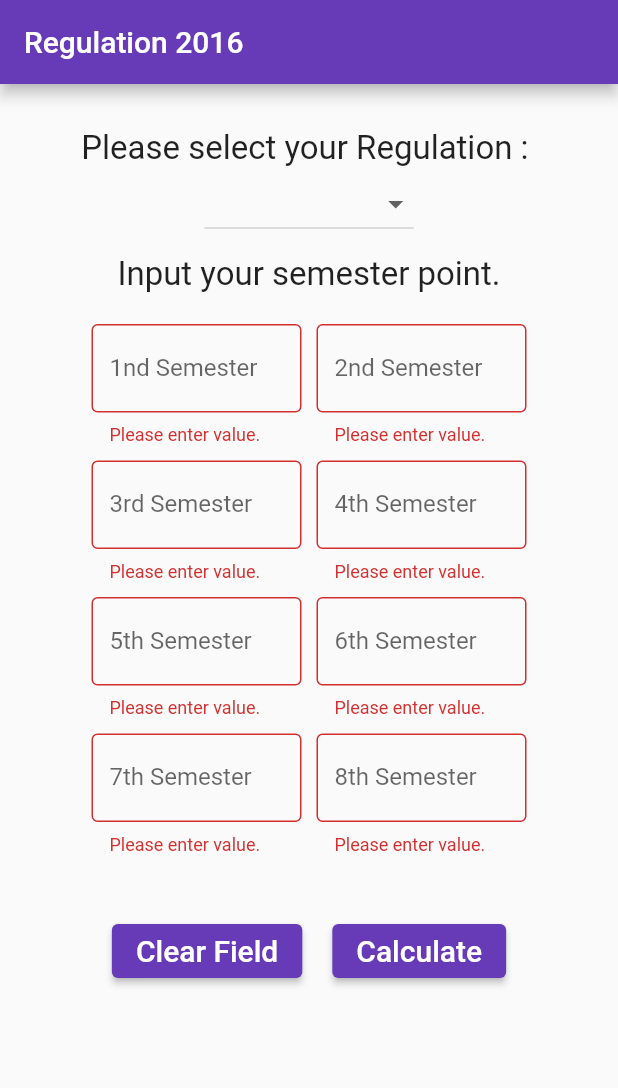
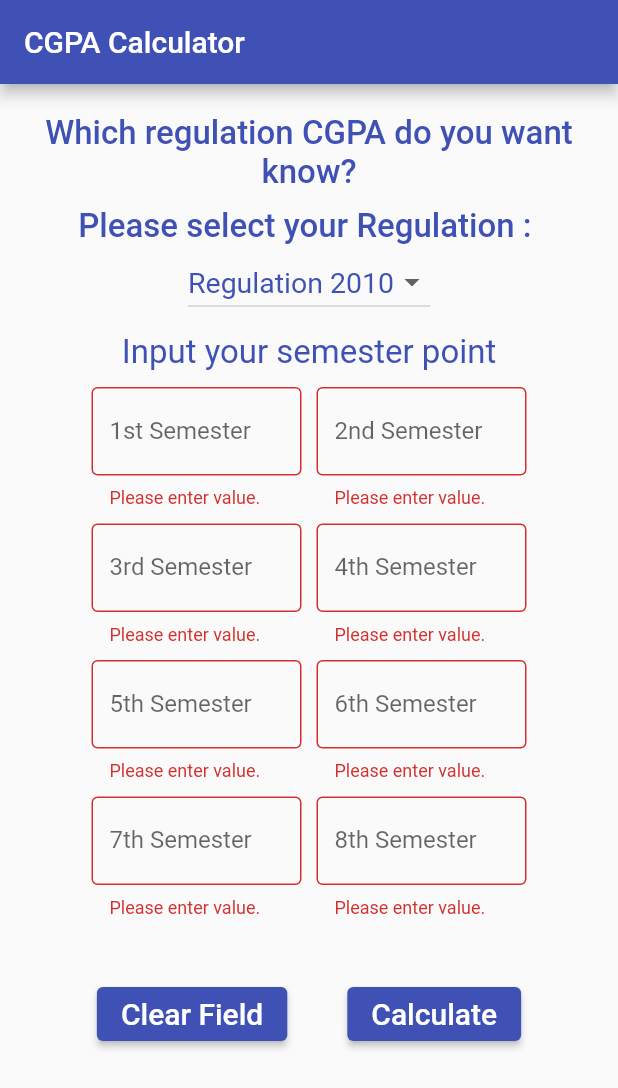
Before and after one commit to IfranTuhin/CGPA-Calculator, a Flutter app: the screen it shows after launch, after a tap on "Calculate", on a phone screen of 412 x 824 dp. Shown: the top 1088 px of the screen. Run offline on Flutter 3.47's test engine with Material 2 defaults, Android fonts, the phone set to English and light mode, and no system bars.

Commit message:
add-regulation

```diff
--- a/lib/Screen/cgpa_screen.dart
+++ b/lib/Screen/cgpa_screen.dart
@@ -22,21 +22,7 @@ class _CgpaScreenState extends State<CgpaScreen> {
   TextEditingController sevenSemesterController = TextEditingController();
   TextEditingController eightSemesterController = TextEditingController();
 
-  // ----> Regulation drop down menu item <----
-  List regulationDropDownList = [
-    {'title': 'Regulation 2010', 'value': '2010'},
-    {'title': 'Regulation 2016', 'value': '2016'},
-    {'title': 'Regulation 2022', 'value': '2022'},
-  ];
 
-  // List dropDownListData = [
-  //   {"title": "BCA", "value": "1"},
-  //   {"title": "MCA", "value": "2"},
-  //   {"title": "B.Tech", "value": "3"},
-  //   {"title": "M.Tech", "value": "4"},
-  // ];
-
-  String defaultValue = '';
 
   @override
   Widget build(BuildContext context) {
@@ -44,13 +30,14 @@ class _CgpaScreenState extends State<CgpaScreen> {
     // provider
     final data = Provider.of<CalculateCgpa>(context);
 
+
     // Global key for form validation
     final GlobalKey<FormState> globalKey = GlobalKey<FormState>();
 
     return Scaffold(
       appBar: AppBar(
-        title: const Text('Regulation 2016'),
-        backgroundColor: Colors.deepPurple,
+        title: const Text('CGPA Calculator'),
+        backgroundColor: Colors.indigo,
       ),
       body: SingleChildScrollView(
         child: Center(
@@ -59,7 +46,25 @@ class _CgpaScreenState extends State<CgpaScreen> {
             crossAxisAlignment: CrossAxisAlignment.center,
             children: [
               const SizedBox(
-                height: 30,
+                height: 20,
+              ),
+
+              // which semester d
+              const Padding(
+                padding: EdgeInsets.symmetric(horizontal: 5),
+                child: Text(
+                  "Which regulation CGPA do you want know?" ,
+                  textAlign:TextAlign.center ,
+                  style: TextStyle(
+                    fontSize: 22,
+                    color: Colors.indigo,
+                    fontWeight: FontWeight.w500,
+                  ),
+                ),
+              ),
+
+              const SizedBox(
+                height: 10,
               ),
 
               //----> Select regulation Text <----
@@ -67,29 +72,15 @@ class _CgpaScreenState extends State<CgpaScreen> {
                 'Please select your Regulation : ',
                 style: TextStyle(
                   fontSize: 22,
-                  // fontWeight: FontWeight.bold,
+                  color: Colors.indigo,
+                  fontWeight: FontWeight.w500,
                 ),
               ),
 
               // ----> Regulation Drop down menu <----
               Column(
                 children: [
-                  DropdownButton<String>(
-                    value: defaultValue,
-                    // isExpanded: true,
-                    menuMaxHeight: 100,
-                    items: regulationDropDownList.map<DropdownMenuItem<String>>((e) {
-                        return DropdownMenuItem(
-                            child: Text(e['title']), value: e['value']);
-                      }).toList(),
-
-                    onChanged: (value) {
-                      print('current value -- ${value}');
-                      setState(() {
-                        defaultValue = value!;
-                      });
-                    },
-                  ),
+                  RegulationDropdown(),
                 ],
               ),
 
@@ -99,14 +90,15 @@ class _CgpaScreenState extends State<CgpaScreen> {
 
               // text Input your semester point
               const Text(
-                'Input your semester point.',
+                'Input your semester point',
                 style: TextStyle(
                   fontSize: 22,
-                  // fontWeight: FontWeight.bold,
+                  color: Colors.indigo,
+                  fontWeight: FontWeight.w400,
                 ),
               ),
               const SizedBox(
-                height: 20,
+                height: 10,
               ),
 
               /*
@@ -135,8 +127,8 @@ class _CgpaScreenState extends State<CgpaScreen> {
                             textInputAction: TextInputAction.next,
                             keyboardType: TextInputType.number,
                             decoration: const InputDecoration(
-                              hintText: '1nd Semester',
-                              label: Text('1nd Semester'),
+                              hintText: '1st Semester',
+                              label: Text('1st Semester'),
                               border: OutlineInputBorder(),
                             ),
                           ),
@@ -354,7 +346,7 @@ class _CgpaScreenState extends State<CgpaScreen> {
                       sevenSemesterController.clear();
                       eightSemesterController.clear();
                     },
-                    style: ElevatedButton.styleFrom(primary: Colors.deepPurple),
+                    style: ElevatedButton.styleFrom(primary: Colors.indigo),
                     child: const Text(
                       'Clear Field',
                       style: TextStyle(
@@ -363,7 +355,7 @@ class _CgpaScreenState extends State<CgpaScreen> {
                     ),
                   ),
                   const SizedBox(
-                    width: 20,
+                    width: 40,
                   ),
                   // Calculate button
                   ElevatedButton(
@@ -386,19 +378,9 @@ class _CgpaScreenState extends State<CgpaScreen> {
                             builder: (context) => const ShowCgpaResult(),
                           ),
                         );
-
-                        // Clear text field
-                        firstSemesterController.clear();
-                        secondSemesterController.clear();
-                        threeSemesterController.clear();
-                        fourSemesterController.clear();
-                        fiveSemesterController.clear();
-                        sixSemesterController.clear();
-                        sevenSemesterController.clear();
-                        eightSemesterController.clear();
                       }
                     },
-                    style: ElevatedButton.styleFrom(primary: Colors.deepPurple),
+                    style: ElevatedButton.styleFrom(primary: Colors.indigo),
                     child: const Text(
                       'Calculate',
                       style: TextStyle(fontSize: 20),
--- a/lib/Screen/splash_screen.dart
+++ b/lib/Screen/splash_screen.dart
@@ -0,0 +1,33 @@
+import 'dart:async';
+
+import 'package:cgpa_calculator/Screen/cgpa_screen.dart';
+import 'package:flutter/material.dart';
+
+class SplashScreen extends StatefulWidget {
+  const SplashScreen({Key? key}) : super(key: key);
+
+  @override
+  State<SplashScreen> createState() => _SplashScreenState();
+}
+
+class _SplashScreenState extends State<SplashScreen> {
+
+  // init
+  @override
+  void initState() {
+    // TODO: implement initState
+    super.initState();
+    Timer(const Duration(seconds: 4), () {
+      Navigator.pushReplacement(context, MaterialPageRoute(builder: (context) => const CgpaScreen(),));
+    });
+  }
+
+
+  @override
+  Widget build(BuildContext context) {
+    return const  Scaffold(
+      backgroundColor: Colors.indigo,
+      body: Center(child: Text("Splash Screen", style: TextStyle(fontSize: 30, color: Colors.white,),)),
+    );
+  }
+}
--- a/lib/Widget/regulation_drop_down.dart
+++ b/lib/Widget/regulation_drop_down.dart
@@ -1,58 +1,44 @@
+import 'package:cgpa_calculator/provider/calculater_cgpa.dart';
+import 'package:flutter/foundation.dart';
 import 'package:flutter/material.dart';
+import 'package:provider/provider.dart';
+class RegulationDropdown extends StatefulWidget {
+  const RegulationDropdown({Key? key}) : super(key: key);
+  @override
+  State<RegulationDropdown> createState() => _RegulationDropdown();
+}
+class _RegulationDropdown extends State<RegulationDropdown> {
 
-const List<String> list = <String>['One', 'Two', 'Three', 'Four'];
-
-void main() => runApp(const DropdownButtonApp());
-
-class DropdownButtonApp extends StatelessWidget {
-  const DropdownButtonApp({super.key});
+  String currentValue = '1';
 
   @override
   Widget build(BuildContext context) {
-    return MaterialApp(
-      home: Scaffold(
-        appBar: AppBar(title: const Text('DropdownButton Sample')),
-        body: const Center(
-          child: DropdownButtonExample(),
+
+    var data = Provider.of<CalculateCgpa>(context);
+
+    return DropdownButton(
+      value: currentValue,
+      items: [
+        DropdownMenuItem(
+          child: Text('Regulation 2010',style: TextStyle(fontSize: 19, fontWeight: FontWeight.w400,color: Colors.indigo,),),
+          value: '1',
         ),
-      ),
+        DropdownMenuItem(
+          child: Text('Regulation 2016', style: TextStyle(fontSize: 19, fontWeight: FontWeight.w400,color: Colors.indigo,),),
+          value: '2',
+        ),
+        DropdownMenuItem(
+          child: Text('Regulation 2022', style: TextStyle(fontSize: 19, fontWeight: FontWeight.w400,color: Colors.indigo,),),
+          value: '3',
+        ),
+      ],
+      onChanged: (String? value) {
+        setState(() {
+          currentValue = value!;
+          print("Value ------ $currentValue");
+          data.regulationValue = currentValue;
+        });
+      },
     );
   }
 }
-
-class DropdownButtonExample extends StatefulWidget {
-  const DropdownButtonExample({super.key});
-
-  @override
-  State<DropdownButtonExample> createState() => _DropdownButtonExampleState();
-}
-
-class _DropdownButtonExampleState extends State<DropdownButtonExample> {
-  String dropdownValue = list.first;
-
-  @override
-  Widget build(BuildContext context) {
-    return DropdownButton<String>(
-      value: dropdownValue,
-      icon: const Icon(Icons.arrow_downward),
-      elevation: 16,
-      style: const TextStyle(color: Colors.deepPurple),
-      underline: Container(
-        height: 2,
-        color: Colors.deepPurpleAccent,
-      ),
-      onChanged: (String? value) {
-        // This is called when the user selects an item.
-        setState(() {
-          dropdownValue = value!;
-        });
-      },
-      items: list.map<DropdownMenuItem<String>>((String value) {
-        return DropdownMenuItem<String>(
-          value: value,
-          child: Text(value),
-        );
-      }).toList(),
-    );
-  }
-}
--- a/lib/main.dart
+++ b/lib/main.dart
@@ -1,5 +1,6 @@
 import 'package:cgpa_calculator/Screen/cgpa_screen.dart';
 import 'package:cgpa_calculator/Screen/home_screen.dart';
+import 'package:cgpa_calculator/Screen/splash_screen.dart';
 import 'package:cgpa_calculator/provider/calculater_cgpa.dart';
 import 'package:flutter/material.dart';
 import 'package:provider/provider.dart';
@@ -25,7 +26,7 @@ class MyApp extends StatelessWidget {
       theme: ThemeData(
         primarySwatch: Colors.blue,
       ),
-      home: CgpaScreen(),
+      home: SplashScreen(),
     );
   }
 }
```
Also changed, not shown: lib/Screen/show_cgpa_result.dart (+78 -9 lines), lib/provider/calculater_cgpa.dart (+14 -2 lines).
